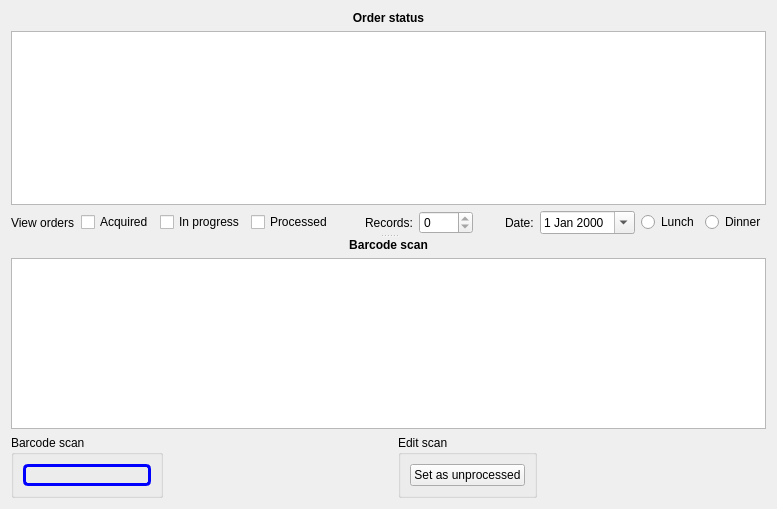
This is App/Ui/OrderProgressWidget.ui in paolodestefani/pySagra as Qt 5 draws it before an edit. The edited form follows.
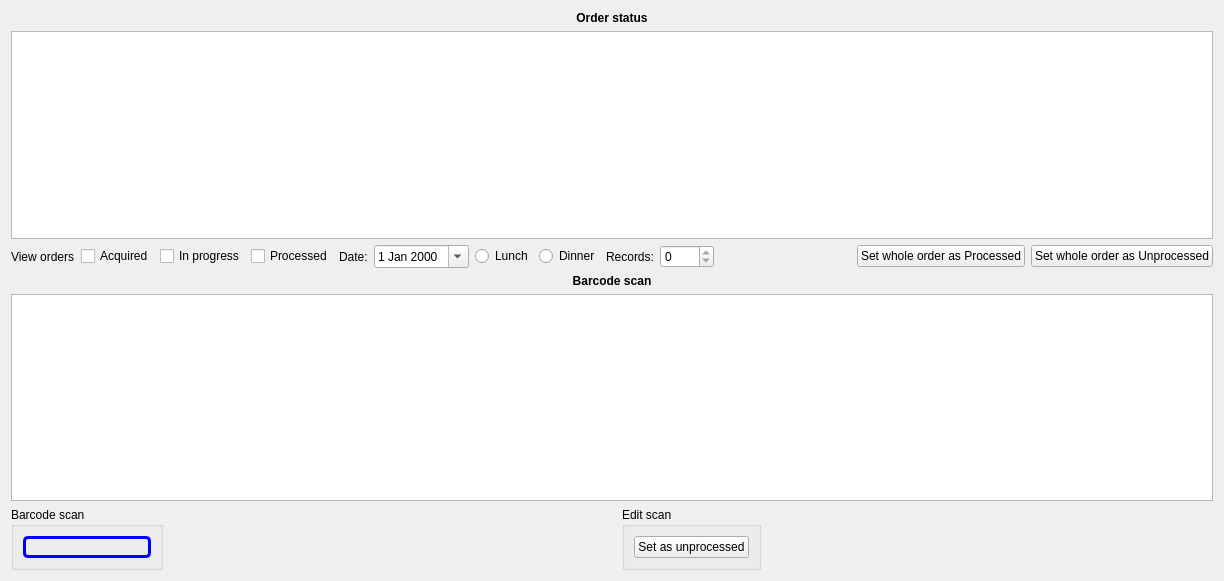
This is the edited form. Custom widgets are drawn as their Qt base class.

The edit to the form file:
```diff
--- a/App/Ui/OrderProgressWidget.ui
+++ b/App/Ui/OrderProgressWidget.ui
@@ -6,8 +6,8 @@
    <rect>
     <x>0</x>
     <y>0</y>
-    <width>777</width>
-    <height>509</height>
+    <width>1224</width>
+    <height>581</height>
    </rect>
   </property>
   <property name="windowTitle">
@@ -15,13 +15,6 @@
   </property>
   <layout class="QVBoxLayout" name="verticalLayout">
    <item>
-    <widget class="QSplitter" name="splitter">
-     <property name="orientation">
-      <enum>Qt::Orientation::Vertical</enum>
-     </property>
-     <widget class="QWidget" name="layoutWidget">
-      <layout class="QVBoxLayout" name="verticalLayout1Order">
-       <item>
         <widget class="QLabel" name="label_4">
          <property name="font">
           <font>
@@ -78,49 +71,6 @@
            </property>
           </widget>
          </item>
-         <item>
-          <spacer name="horizontalSpacer_4">
-           <property name="orientation">
-            <enum>Qt::Orientation::Horizontal</enum>
-           </property>
-           <property name="sizeHint" stdset="0">
-            <size>
-             <width>40</width>
-             <height>20</height>
-            </size>
-           </property>
-          </spacer>
-         </item>
-         <item>
-          <widget class="QLabel" name="label_3">
-           <property name="text">
-            <string>Records:</string>
-           </property>
-          </widget>
-         </item>
-         <item>
-          <widget class="QSpinBox" name="spinBoxRecords">
-           <property name="readOnly">
-            <bool>true</bool>
-           </property>
-           <property name="maximum">
-            <number>9999</number>
-           </property>
-          </widget>
-         </item>
-         <item>
-          <spacer name="horizontalSpacer">
-           <property name="orientation">
-            <enum>Qt::Orientation::Horizontal</enum>
-           </property>
-           <property name="sizeHint" stdset="0">
-            <size>
-             <width>40</width>
-             <height>20</height>
-            </size>
-           </property>
-          </spacer>
-         </item>
          <item>
           <widget class="QLabel" name="label_5">
            <property name="text">
@@ -149,12 +99,52 @@
            </property>
           </widget>
          </item>
-        </layout>
-       </item>
-      </layout>
-     </widget>
-     <widget class="QWidget" name="layoutWidget_2">
-      <layout class="QVBoxLayout" name="verticalLayout2Barcode">
+     <item>
+      <widget class="QLabel" name="label_3">
+       <property name="text">
+        <string>Records:</string>
+       </property>
+      </widget>
+     </item>
+     <item>
+      <widget class="QSpinBox" name="spinBoxRecords">
+       <property name="readOnly">
+        <bool>true</bool>
+       </property>
+       <property name="maximum">
+        <number>9999</number>
+       </property>
+      </widget>
+     </item>
+     <item>
+      <spacer name="horizontalSpacer">
+       <property name="orientation">
+        <enum>Qt::Orientation::Horizontal</enum>
+       </property>
+       <property name="sizeHint" stdset="0">
+        <size>
+         <width>40</width>
+         <height>20</height>
+        </size>
+       </property>
+      </spacer>
+     </item>
+     <item>
+      <widget class="QPushButton" name="pushButtonSetOrderProcessed">
+       <property name="text">
+        <string>Set whole order as Processed</string>
+       </property>
+      </widget>
+     </item>
+     <item>
+      <widget class="QPushButton" name="pushButtonSetOrderUnprocessed">
+       <property name="text">
+        <string>Set whole order as Unprocessed</string>
+       </property>
+      </widget>
+     </item>
+    </layout>
+   </item>
        <item>
         <widget class="QLabel" name="label_2">
          <property name="font">
@@ -262,10 +252,6 @@
           </spacer>
          </item>
         </layout>
-       </item>
-      </layout>
-     </widget>
-    </widget>
    </item>
   </layout>
  </widget>
```
Left out of the diff: 2 changed lines with no effect on the pictures. Lines whose indentation alone changed are shown as unchanged.
